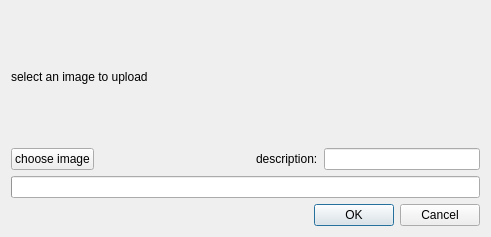
First picture: the form in python_application/gui/ui_files/upload_dialog.ui, repository MohammadIbraheem71/Image_filter_applicator, before the edit.
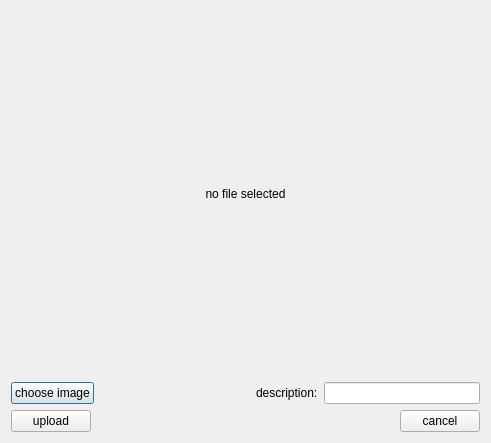
Second picture: the form after the edit.

Commit message: more icons and fixed the image upload path as well

The edit to the form file:
```diff
--- a/python_application/gui/ui_files/upload_dialog.ui
+++ b/python_application/gui/ui_files/upload_dialog.ui
@@ -7,22 +7,25 @@
     <x>0</x>
     <y>0</y>
     <width>491</width>
-    <height>237</height>
+    <height>443</height>
    </rect>
   </property>
   <property name="windowTitle">
    <string>Dialog</string>
   </property>
   <layout class="QVBoxLayout" name="verticalLayout">
+   <item>
+    <widget class="QLabel" name="preview_lbl">
+     <property name="text">
+      <string>no file selected</string>
+     </property>
+     <property name="alignment">
+      <set>Qt::AlignmentFlag::AlignCenter</set>
+     </property>
+    </widget>
+   </item>
    <item>
     <layout class="QVBoxLayout" name="verticalLayout_2">
-     <item>
-      <widget class="QLabel" name="label">
-       <property name="text">
-        <string>select an image to upload</string>
-       </property>
-      </widget>
-     </item>
      <item>
       <layout class="QHBoxLayout" name="horizontalLayout">
        <item>
@@ -60,24 +63,35 @@
     </layout>
    </item>
    <item>
-    <widget class="QProgressBar" name="progressBar">
-     <property name="value">
-      <number>0</number>
-     </property>
-     <property name="textVisible">
-      <bool>false</bool>
-     </property>
-    </widget>
-   </item>
-   <item>
-    <widget class="QDialogButtonBox" name="buttonBox">
-     <property name="orientation">
-      <enum>Qt::Orientation::Horizontal</enum>
-     </property>
-     <property name="standardButtons">
-      <set>QDialogButtonBox::StandardButton::Cancel|QDialogButtonBox::StandardButton::Ok</set>
-     </property>
-    </widget>
+    <layout class="QHBoxLayout" name="horizontalLayout_2">
+     <item>
+      <widget class="QPushButton" name="upload_btn">
+       <property name="text">
+        <string>upload</string>
+       </property>
+      </widget>
+     </item>
+     <item>
+      <spacer name="horizontalSpacer_2">
+       <property name="orientation">
+        <enum>Qt::Orientation::Horizontal</enum>
+       </property>
+       <property name="sizeHint" stdset="0">
+        <size>
+         <width>40</width>
+         <height>20</height>
+        </size>
+       </property>
+      </spacer>
+     </item>
+     <item>
+      <widget class="QPushButton" name="cancel_btn">
+       <property name="text">
+        <string>cancel</string>
+       </property>
+      </widget>
+     </item>
+    </layout>
    </item>
   </layout>
  </widget>
```
Left out of the diff: 45 changed lines with no effect on the pictures. The commit also changes 20 other files.
